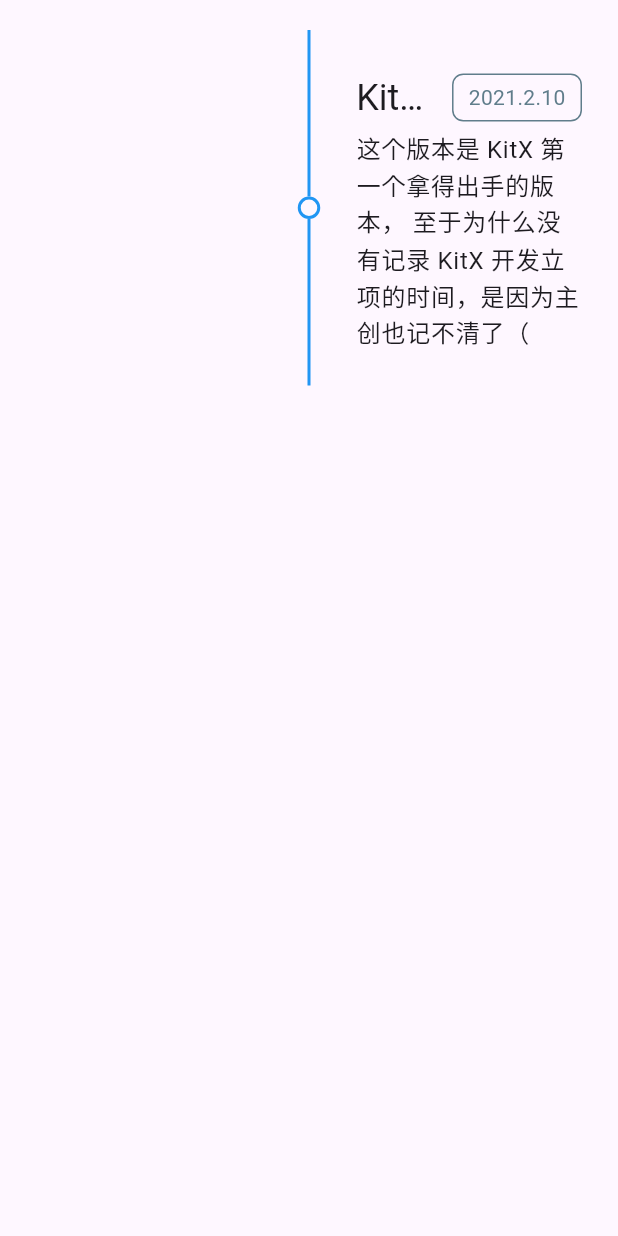
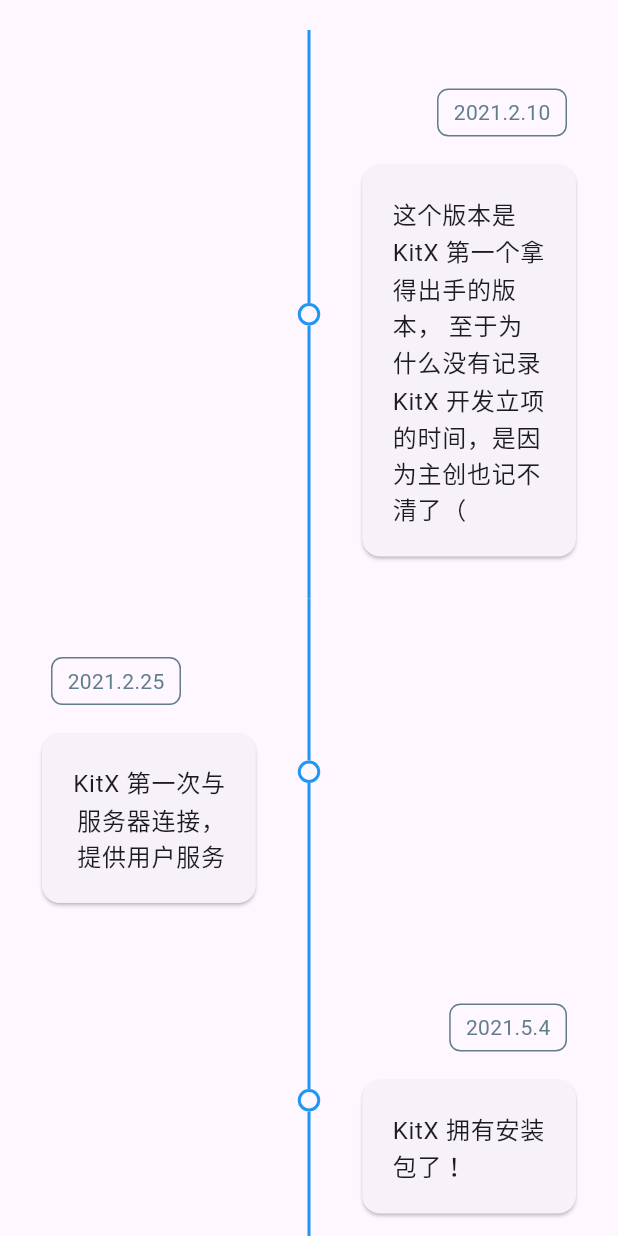
Before and after one commit to Crequency/KitX-Website, a Flutter app: the MilestonesPage widget shown alone on an empty page, opened directly, on a phone screen of 412 x 824 dp. Run offline on Flutter 3.47's test engine with Material 3 defaults, Android fonts, the phone set to English and light mode, and no system bars; drawn by our look-alikes of timelines; our stand-ins replace community_material_icon, get, loading_animation_widget; missing offline and left inert: dart:html, dart:js, dart:ui_web; statements that could not run were skipped.

Commit message:
💾 Feat(Milestones): Basic milestones page stand

```diff
--- a/KitX Website Flutter/kitx_website/lib/data/milestones.dart
+++ b/KitX Website Flutter/kitx_website/lib/data/milestones.dart
@@ -16,9 +16,34 @@ class Milestone {
 
 List<Milestone> milestonesCn = [
   Milestone(
-    "KitX 初代起航 (v1.1.0 正式发布)",
+    "KitX 初代起航 (v1.1.0)",
     "这个版本是 KitX 第一个拿得出手的版本， 至于为什么没有记录 KitX 开发立项的时间，是因为主创也记不清了（",
-    DateTime.parse("2021-02-10 04:10"),
+    DateTime.parse("2021-02-10"),
+  ),
+  Milestone(
+    "连接 ！ (v1.2.0)",
+    "KitX 第一次与服务器连接，提供用户服务",
+    DateTime.parse("2021-02-25"),
+  ),
+  Milestone(
+    "安装 ！ (v1.2.7)",
+    "KitX 拥有安装包了！",
+    DateTime.parse("2021-05-04"),
+  ),
+  Milestone(
+    "停更 QAQ (v2.0.5 pre)",
+    "主创去搞信竞去了，KitX 陷入一段时日的停更",
+    DateTime.parse("2021-06-27"),
+  ),
+  Milestone(
+    "KitX 3 立项 ！",
+    "主创终于想起了这个项目，并计划往跨平台的方向发展，正式开始重做 KitX 3",
+    DateTime.parse("2022-07-25"),
+  ),
+  Milestone(
+    "宣传口大成功 ！",
+    "主创随便剪了一个视频 (powered by PPT)，竟然获得了十几万播放量，并成功吸引许多志同道合的小伙伴加入，KitX Project 正式启动",
+    DateTime.parse("2022-08-18"),
   ),
 ];
 
--- a/KitX Website Flutter/kitx_website/lib/pages/milestone_page.dart
+++ b/KitX Website Flutter/kitx_website/lib/pages/milestone_page.dart
@@ -25,6 +25,7 @@ class _MilestonesPageState extends State<MilestonesPage> {
     return Center(
       child: Timeline.tileBuilder(
         padding: EdgeInsets.symmetric(vertical: 20),
+        theme: TimelineThemeData.fallback().copyWith(color: context.iconColor),
         physics: BouncingScrollPhysics(),
         builder: TimelineTileBuilder.fromStyle(
           contentsAlign: ContentsAlign.alternating,
@@ -45,7 +46,7 @@ class _MilestonesPageState extends State<MilestonesPage> {
                   ),
                 ),
               ),
-              const SizedBox(width: 10),
+              const SizedBox(width: 20),
               Container(
                 margin: EdgeInsets.symmetric(vertical: 5),
                 padding: EdgeInsets.symmetric(horizontal: 10, vertical: 5),
@@ -65,13 +66,22 @@ class _MilestonesPageState extends State<MilestonesPage> {
               child: Column(
                 crossAxisAlignment: index % 2 == 0 ? CrossAxisAlignment.start : CrossAxisAlignment.end,
                 children: [
-                  Row(
-                    mainAxisAlignment: index % 2 == 0 ? MainAxisAlignment.start : MainAxisAlignment.end,
-                    children: index % 2 == 0 ? head : head.reversed.toList(),
+                  Padding(
+                    padding: EdgeInsets.all(10),
+                    child: Row(
+                      mainAxisAlignment: index % 2 == 0 ? MainAxisAlignment.start : MainAxisAlignment.end,
+                      children: index % 2 == 0 ? head : head.reversed.toList(),
+                    ),
                   ),
-                  Text(
-                    milestone.event,
-                    style: context.textTheme.bodyLarge,
+                  Card(
+                    child: Padding(
+                      padding: EdgeInsets.all(20),
+                      child: Text(
+                        milestone.event,
+                        style: context.textTheme.bodyLarge,
+                        textAlign: index % 2 == 0 ? TextAlign.left : TextAlign.right,
+                      ),
+                    ),
                   ),
                 ],
               ),
```
